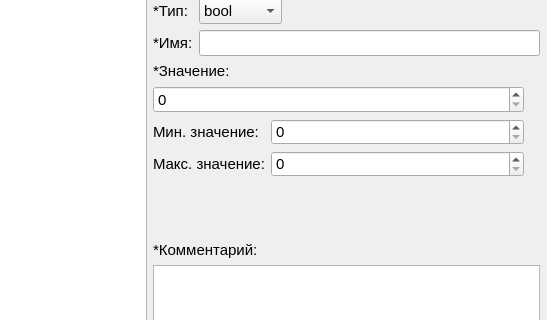
Above: mainwindow.ui from Jerely/cfgeditor-ui before the change; both pictures show x 253 to 800 and y 84 to 404 of the 800 by 600 pixel window. Below: the same form after it.
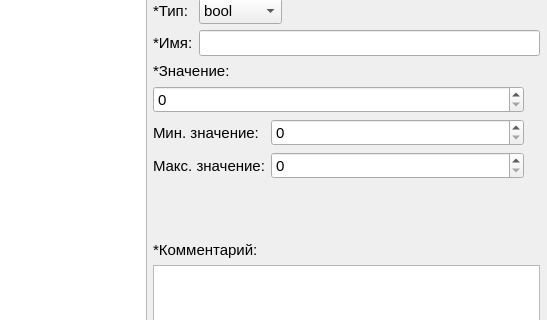
That is the form after the change. The open tabs and pages were chosen to show the change. Custom widgets are drawn as their Qt base class.

The edit to the form file:
```diff
--- a/mainwindow.ui
+++ b/mainwindow.ui
@@ -300,7 +300,7 @@
              <x>0</x>
              <y>0</y>
              <width>371</width>
-             <height>91</height>
+             <height>94</height>
             </rect>
            </property>
            <layout class="QVBoxLayout" name="verticalLayout">
```
Left out of the diff: 4 changed lines with no effect on the pictures.
